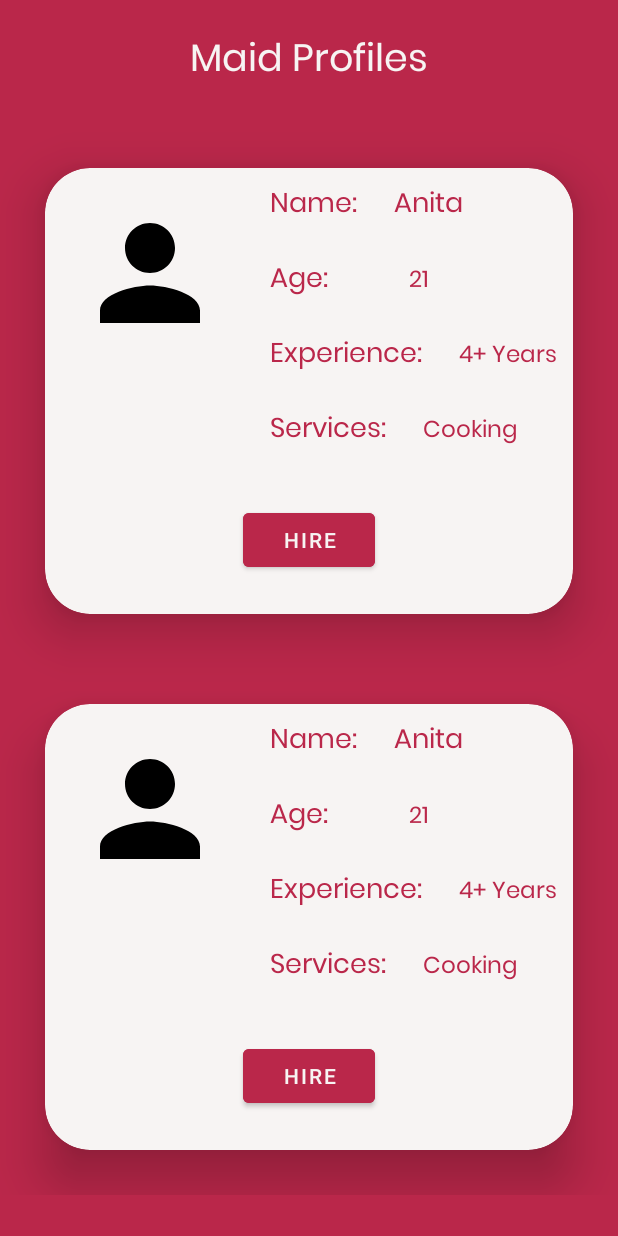
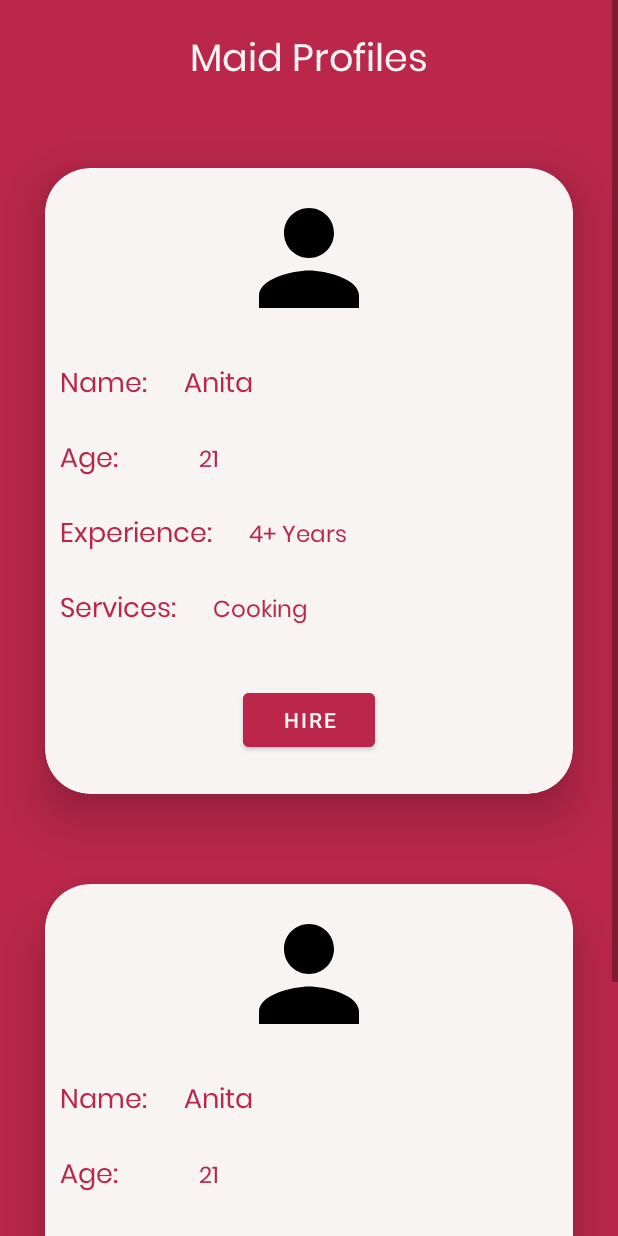
Before and after one commit to Chaos25/DomestiGo_Maid_Management_App, an Android app: the maid_profile screen opened directly, with no data from a screen before it, on a phone screen of 412 x 824 dp. Run offline under Robolectric (Android 15) with nearby library versions, the phone set to English and light mode, and no system bars.

Commit message:
maid profile changed

```diff
--- a/app/src/main/res/layout/activity_maid_profile.xml
+++ b/app/src/main/res/layout/activity_maid_profile.xml
@@ -40,51 +40,53 @@
              android:layout_width="match_parent"
              android:layout_height="match_parent"
              >
+
              <ImageView
+                 android:id="@+id/maid_image1"
                  android:layout_width="100dp"
                  android:layout_height="100dp"
-                 android:background="@drawable/baseline_person_24"
-                 android:layout_margin="20dp"
-                 android:id="@+id/maid_image1"
-
-                 />
+                 android:layout_centerHorizontal="true"
+                 android:layout_margin="10dp"
+                 android:background="@drawable/baseline_person_24" />
 
              <TextView
+                 android:id="@+id/maid_name_label1"
                  android:layout_width="wrap_content"
                  android:layout_height="wrap_content"
-                 android:layout_toEndOf="@id/maid_image1"
+                 android:layout_below="@id/maid_image1"
+                 android:layout_margin="10dp"
+                 android:fontFamily="@font/poppins"
                  android:text="Name: "
-                 android:layout_margin="10dp"
                  android:textColor="@color/domesticgored"
-                 android:fontFamily="@font/poppins"
-                 android:textSize="18dp"
-                 android:id="@+id/maid_name_label1"
-                 />
+                 android:textSize="18dp" />
 
              <TextView
+                 android:id="@+id/maid_name1"
                  android:layout_width="wrap_content"
+
                  android:layout_height="wrap_content"
-
                  android:layout_alignBaseline="@id/maid_name_label1"
-                 android:layout_margin="10dp"
+                 android:layout_marginStart="10dp"
+                 android:layout_marginTop="10dp"
+                 android:layout_marginEnd="10dp"
+                 android:layout_marginBottom="10dp"
                  android:layout_toRightOf="@id/maid_name_label1"
                  android:fontFamily="@font/poppins"
                  android:text="Anita"
                  android:textColor="@color/domesticgored"
-                 android:textSize="18dp"
-                 android:id="@+id/maid_name1"/>
+                 android:textSize="18dp" />
+
              <TextView
+                 android:id="@+id/maid_age_label1"
                  android:layout_width="wrap_content"
                  android:layout_height="wrap_content"
                  android:layout_below="@id/maid_name_label1"
-                 android:layout_toEndOf="@id/maid_image1"
+                android:layout_margin="10dp"
+
+                 android:fontFamily="@font/poppins"
                  android:text="Age: "
-                 android:layout_margin="10dp"
                  android:textColor="@color/domesticgored"
-                 android:fontFamily="@font/poppins"
-                 android:textSize="18dp"
-                 android:id="@+id/maid_age_label1"
-                 />
+                 android:textSize="18dp" />
 
              <TextView
                  android:layout_width="wrap_content"
@@ -103,7 +105,7 @@
                  android:layout_width="wrap_content"
                  android:layout_height="wrap_content"
                  android:layout_below="@id/maid_age_label1"
-                 android:layout_toEndOf="@id/maid_image1"
+
                  android:text="Experience: "
                  android:layout_margin="10dp"
                  android:textColor="@color/domesticgored"
@@ -124,18 +126,21 @@
                  android:textColor="@color/domesticgored"
                  android:textSize="15dp"
                  android:id="@+id/maid_exp1"/>
+
              <TextView
+                 android:id="@+id/maid_services_label1"
                  android:layout_width="wrap_content"
                  android:layout_height="wrap_content"
                  android:layout_below="@id/maid_exp_label1"
-                 android:layout_toEndOf="@id/maid_image1"
+                 android:layout_marginStart="10dp"
+                 android:layout_marginTop="10dp"
+                 android:layout_marginEnd="10dp"
+                 android:layout_marginBottom="10dp"
+
+                 android:fontFamily="@font/poppins"
                  android:text="Services: "
-                 android:layout_margin="10dp"
                  android:textColor="@color/domesticgored"
-                 android:fontFamily="@font/poppins"
-                 android:textSize="18dp"
-                 android:id="@+id/maid_services_label1"
-                 />
+                 android:textSize="18dp" />
 
              <TextView
                  android:layout_width="wrap_content"
@@ -178,26 +183,25 @@
                 android:layout_width="match_parent"
                 android:layout_height="match_parent"
                 >
+
                 <ImageView
+                    android:id="@+id/maid_image2"
                     android:layout_width="100dp"
                     android:layout_height="100dp"
-                    android:background="@drawable/baseline_person_24"
-                    android:layout_margin="20dp"
-                    android:id="@+id/maid_image2"
-
-                    />
+                    android:layout_centerHorizontal="true"
+                    android:layout_margin="10dp"
+                    android:background="@drawable/baseline_person_24" />
 
                 <TextView
+                    android:id="@+id/maid_name_label2"
                     android:layout_width="wrap_content"
                     android:layout_height="wrap_content"
-                    android:layout_toEndOf="@id/maid_image2"
+                    android:layout_margin="10dp"
+                    android:layout_below="@id/maid_image2"
+                    android:fontFamily="@font/poppins"
                     android:text="Name: "
-                    android:layout_margin="10dp"
                     android:textColor="@color/domesticgored"
-                    android:fontFamily="@font/poppins"
-                    android:textSize="18dp"
-                    android:id="@+id/maid_name_label2"
-                    />
+                    android:textSize="18dp" />
 
                 <TextView
                     android:layout_width="wrap_content"
@@ -211,18 +215,18 @@
                     android:textColor="@color/domesticgored"
                     android:textSize="18dp"
                     android:id="@+id/maid_name2"/>
+
                 <TextView
+                    android:id="@+id/maid_age_label2"
                     android:layout_width="wrap_content"
                     android:layout_height="wrap_content"
                     android:layout_below="@id/maid_name_label2"
-                    android:layout_toEndOf="@id/maid_image2"
+                    android:layout_margin="10dp"
+
+                    android:fontFamily="@font/poppins"
                     android:text="Age: "
-                    android:layout_margin="10dp"
                     android:textColor="@color/domesticgored"
-                    android:fontFamily="@font/poppins"
-                    android:textSize="18dp"
-                    android:id="@+id/maid_age_label2"
-                    />
+                    android:textSize="18dp" />
 
                 <TextView
                     android:layout_width="wrap_content"
@@ -237,18 +241,17 @@
                     android:textColor="@color/domesticgored"
                     android:textSize="15dp"
                     android:id="@+id/maid_age2"/>
+
                 <TextView
+                    android:id="@+id/maid_exp_label2"
                     android:layout_width="wrap_content"
                     android:layout_height="wrap_content"
                     android:layout_below="@id/maid_age_label2"
-                    android:layout_toEndOf="@id/maid_image2"
+                    android:layout_margin="10dp"
+                    android:fontFamily="@font/poppins"
                     android:text="Experience: "
-                    android:layout_margin="10dp"
                     android:textColor="@color/domesticgored"
-                    android:fontFamily="@font/poppins"
-                    android:textSize="18dp"
-                    android:id="@+id/maid_exp_label2"
-                    />
+                    android:textSize="18dp" />
 
                 <TextView
                     android:layout_width="wrap_content"
@@ -262,18 +265,17 @@
                     android:textColor="@color/domesticgored"
                     android:textSize="15dp"
                     android:id="@+id/maid_exp2"/>
+
                 <TextView
+                    android:id="@+id/maid_services_label2"
                     android:layout_width="wrap_content"
                     android:layout_height="wrap_content"
                     android:layout_below="@id/maid_exp_label2"
-                    android:layout_toEndOf="@id/maid_image2"
+                    android:layout_margin="10dp"
+                    android:fontFamily="@font/poppins"
                     android:text="Services: "
-                    android:layout_margin="10dp"
                     android:textColor="@color/domesticgored"
-                    android:fontFamily="@font/poppins"
-                    android:textSize="18dp"
-                    android:id="@+id/maid_services_label2"
-                    />
+                    android:textSize="18dp" />
 
                 <TextView
                     android:layout_width="wrap_content"
```
